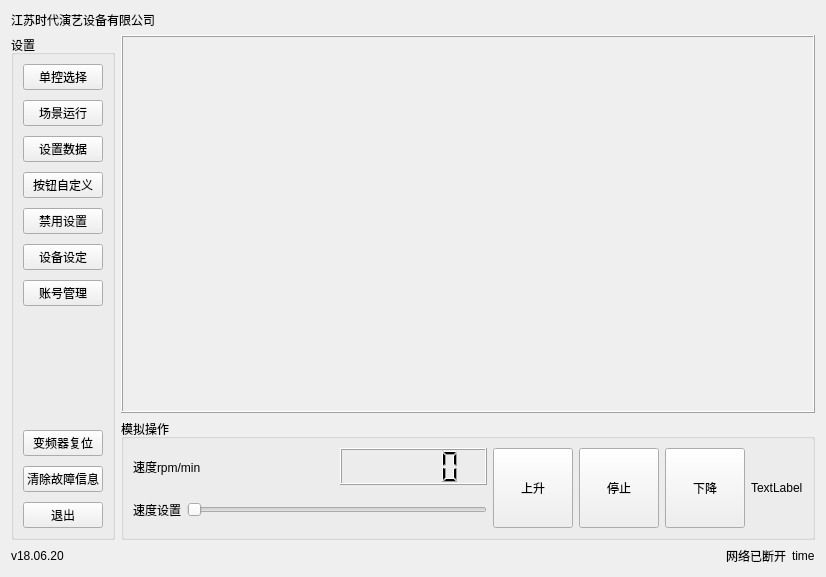
Before: the Qt Designer form ui/mainwindow.ui in niuyuxin/touchScreen, drawn with Qt 5.
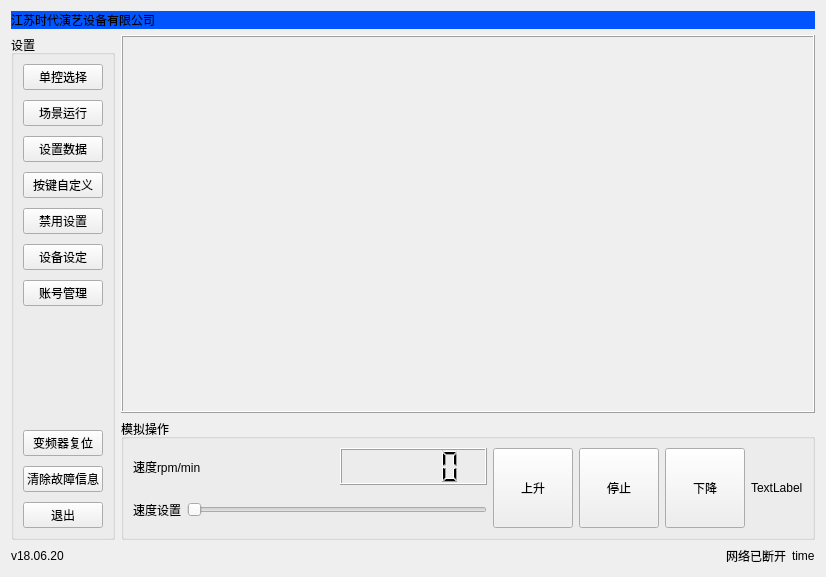
After: the same form once the commit is applied.

Commit message: add global userKeys for analog Button

Patch:
```diff
--- a/ui/mainwindow.ui
+++ b/ui/mainwindow.ui
@@ -16,6 +16,9 @@
   <layout class="QVBoxLayout" name="verticalLayout_3">
    <item>
     <widget class="QLabel" name="companyNameLabel">
+     <property name="styleSheet">
+      <string notr="true">background-color: rgb(0, 85, 255);</string>
+     </property>
      <property name="text">
       <string>江苏时代演艺设备有限公司</string>
      </property>
@@ -68,7 +71,7 @@
         <item>
          <widget class="QPushButton" name="userKeysPushButton">
           <property name="text">
-           <string>按钮自定义</string>
+           <string>按键自定义</string>
           </property>
          </widget>
         </item>
```
Left out of the diff: 6 changed lines with no effect on the pictures. The commit also changes 7 other files.
